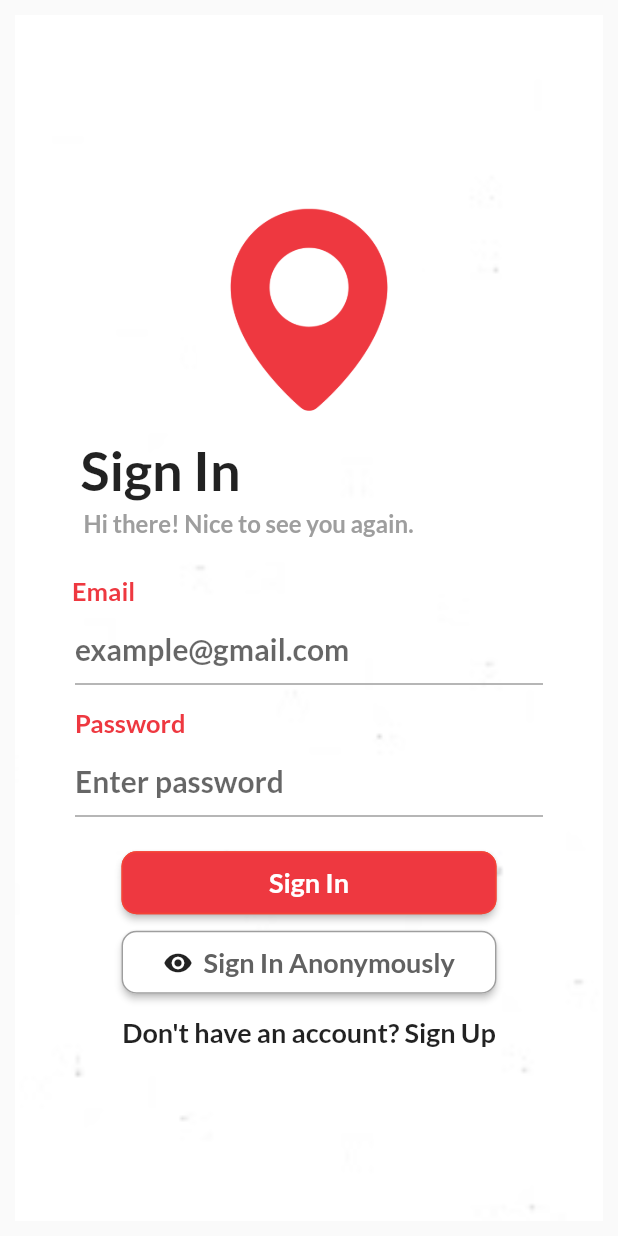
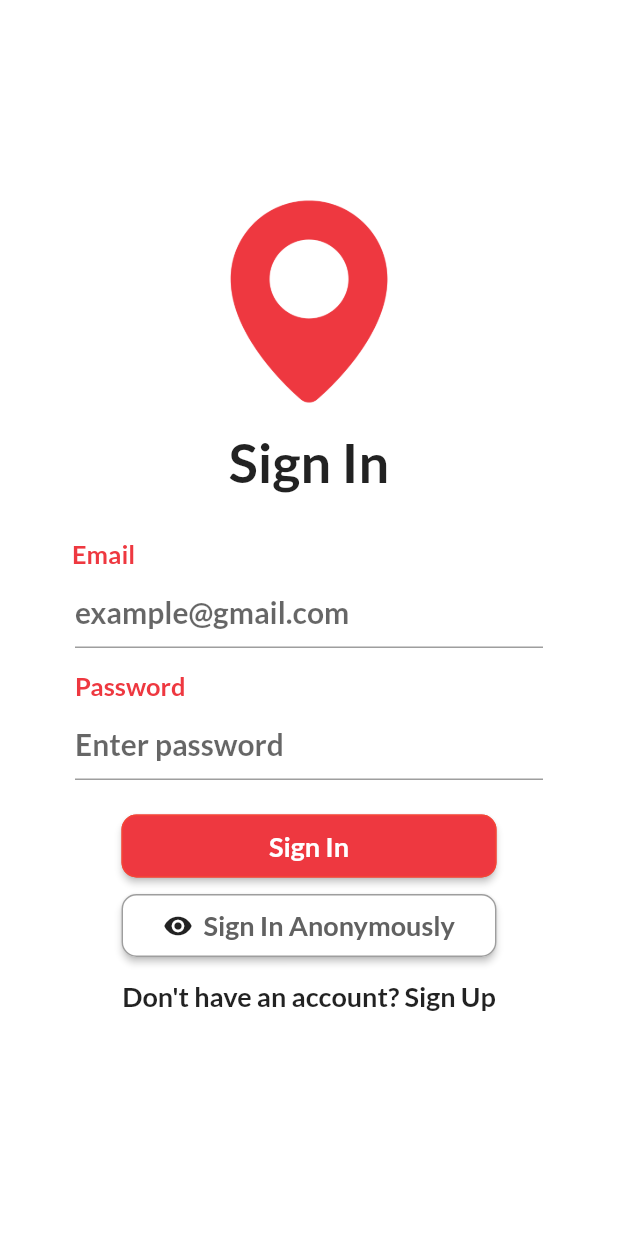
Before and after one commit to bryanpei/dsc-neu-safer-transportation, a Flutter app: the Home screen opened by its route, after a tap on the "menu" icon, after a tap on "login", on a phone screen of 412 x 824 dp. Run offline on Flutter 3.47's test engine with Material 2 defaults, Android fonts, the phone set to English and light mode, and no system bars; our stand-ins replace firebase_auth, flutter_spinkit, geolocator, google_maps_flutter; accounts and stored records are empty.

Commit message:
Adding marker.

```diff
--- a/lib/screens/home.dart
+++ b/lib/screens/home.dart
@@ -18,6 +18,7 @@ class _HomeState extends State<Home> {
                     'icon-protest.png', 'icon-syringe.png', 'icon-other.png',
                     'logo.png'];
   var selected = [false, false, false, false, false, false];
+  Set<Marker> _markers = {};
   final AuthService _auth = AuthService();
   GoogleMapController mapController;
 
@@ -38,6 +39,22 @@ class _HomeState extends State<Home> {
     )));
   }
 
+  _handleTap(LatLng point) {
+    print(point.latitude);
+    print(point.longitude);
+    setState(() {
+      _markers.add(Marker(
+        markerId: MarkerId(point.toString()),
+        position: point,
+        infoWindow: InfoWindow(
+          title: 'I am a marker',
+        ),
+        icon:
+        BitmapDescriptor.defaultMarkerWithHue(BitmapDescriptor.hueMagenta),
+      ));
+    });
+  }
+
   @override
   Widget build(BuildContext context) {
     return Scaffold(
@@ -48,19 +65,22 @@ class _HomeState extends State<Home> {
             onMapCreated: _onMapCreated,
             padding: EdgeInsets.fromLTRB(10, 100, 10, 0),
             mapType: MapType.normal,
+            markers: _markers,
             initialCameraPosition: CameraPosition(
               target: _center,
               zoom: 11.0,
             ),
             compassEnabled: true,
-//            zoomControlsEnabled: false,
             zoomGesturesEnabled: true,
+            zoomControlsEnabled: false,
             myLocationEnabled: true,
             myLocationButtonEnabled: true,
+
+            onTap: _handleTap,
           ),
           FloatingSearchBar(),
           Positioned(
-            bottom: 50,
+            bottom: 65,
             right: 20,
             child: Container(
               height: 60,
@@ -130,7 +150,6 @@ class _HomeState extends State<Home> {
 
 class IconButton {
   static Widget build(String imageUrl, bool selected) {
-    print(imageUrl);
     return Container(
       padding: EdgeInsets.all(5.0),
       decoration: BoxDecoration(
--- a/lib/screens/login.dart
+++ b/lib/screens/login.dart
@@ -26,25 +26,13 @@ class _LoginState extends State<Login> {
 
   Widget build(BuildContext context) {
     return Scaffold(
+      resizeToAvoidBottomPadding: true,
+      resizeToAvoidBottomInset: false,
+      backgroundColor: Colors.white,
 
-      resizeToAvoidBottomPadding: true,
-
-      body: Stack(
-        fit: StackFit.expand,
-        children: <Widget>[
-          Padding(
-            padding: EdgeInsets.all(10.0),
-            child: Image.asset(
-              'assets/images/white.jpg', // Background image goes here
-              fit: BoxFit.cover,
-            ),
-          ),
-          Column(
+      body: Column(
             mainAxisAlignment: MainAxisAlignment.center,
             children: <Widget>[
-              Padding(
-                padding: EdgeInsets.all(15.0),
-              ),
               Padding(
                 padding: EdgeInsets.all(5.0),
                 child: Image.asset(
@@ -56,10 +44,10 @@ class _LoginState extends State<Login> {
               Padding(
                 padding: EdgeInsets.all(5.0),
                 child: Row(
-                  mainAxisAlignment: MainAxisAlignment.start,
+                  mainAxisAlignment: MainAxisAlignment.center,
                   children: <Widget>[
                     Text(
-                        "       Sign In",
+                        "Sign In",
                         style: TextStyle(
                           fontSize: 36.0,
                           fontWeight: FontWeight.w700,
@@ -69,23 +57,7 @@ class _LoginState extends State<Login> {
                   ],
                 ),
               ),
-              Padding(
-                padding: EdgeInsets.all(0.0),
-                child: Row(
-                  mainAxisAlignment: MainAxisAlignment.start,
-                  children: <Widget>[
-                    Text(
-                      "                  Hi there! Nice to see you again.",
-                      style: TextStyle(
-                        color: Colors.grey,
-                          fontSize: 16.0,
-                          fontWeight: FontWeight.w700,
-                          fontFamily: 'Lato'
-                      ),
-                    ),
-                  ],
-                ),
-              ),
+
               Padding(
                 padding: EdgeInsets.all(10.0),
               ),
@@ -190,6 +162,10 @@ class _LoginState extends State<Login> {
                           loading = false;
                           error = "Could not sign in with the credentials";
                         });
+                      } else {
+                        Navigator.pushNamed(context, '/map', arguments: {
+                          'uid': result.uid
+                        });
                       }
 
                     }
@@ -227,7 +203,6 @@ class _LoginState extends State<Login> {
                     print('signed in');
                     print("User Id is: " + result.uid);
                   }
-
                 },
                 minWidth: 250.0,
                 color: Colors.white,
@@ -265,7 +240,8 @@ class _LoginState extends State<Login> {
                 )
                 ),
                 onTap: () {
-                  widget.toggleView();}
+                  widget.toggleView();
+                }
               ),
               SizedBox(height:12.0),
 
@@ -274,11 +250,8 @@ class _LoginState extends State<Login> {
                 error,
                 style: TextStyle(color: Colors.red, fontSize: 14.0),
               ),
-
             ],
           ),
-        ],
-      ),
     );
   }
 }
--- a/lib/services/authentification/UserApi.dart
+++ b/lib/services/authentification/UserApi.dart
@@ -8,7 +8,7 @@ abstract class UserApi {
   bool authenticate(String username, String password);
 
   /// Fetch user's information with provided [userID].
-  /// map keys: [firstName], [lastName], [email], [phoneNumber]
+  /// map keys: [firstName], [lastName], [email], [phoneNumber], [avatarUrl]
   HashMap<String, String> fetchUserInfo(String userID);
 
   /// Fetch user's settings data with provided [userID]
```
Also changed, not shown: lib/components/event_info_card.dart (+0 -10 lines), lib/screens/signup.dart (+1 -10 lines).
